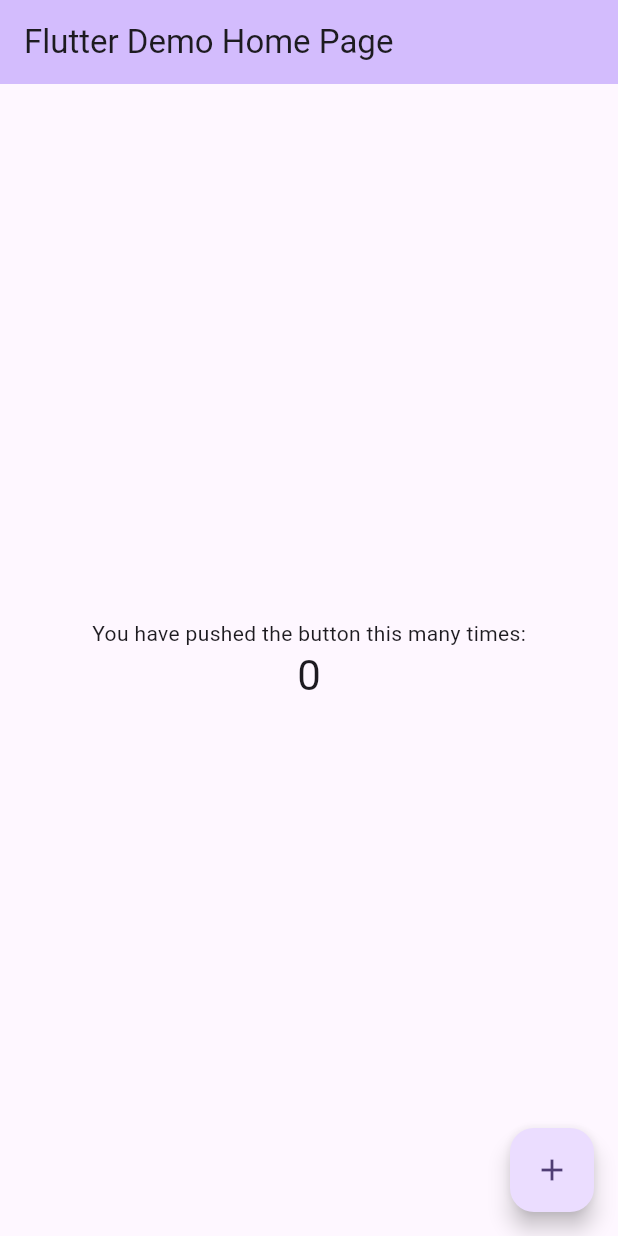
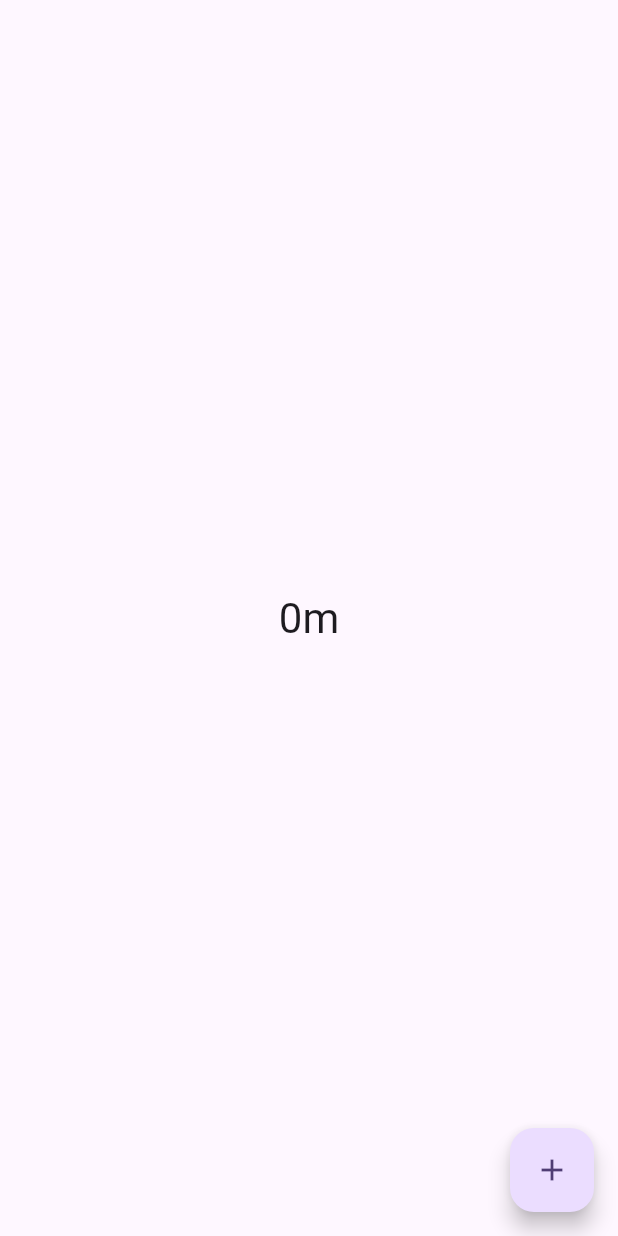
Before and after one commit to KrisHHFI/flutter_game, a Flutter app: the screen it shows after launch, on a phone screen of 412 x 824 dp. Run offline on Flutter 3.47's test engine with Material 3 defaults, Android fonts, the light colour scheme and no system bars.

Commit message:
Removed comments and app bar

```diff
--- a/lib/main.dart
+++ b/lib/main.dart
@@ -7,27 +7,11 @@
 class MyApp extends StatelessWidget {
   const MyApp({super.key});
 
-  // This widget is the root of your application.
   @override
   Widget build(BuildContext context) {
     return MaterialApp(
       title: 'Flutter Demo',
       theme: ThemeData(
-        // This is the theme of your application.
-        //
-        // TRY THIS: Try running your application with "flutter run". You'll see
-        // the application has a purple toolbar. Then, without quitting the app,
-        // try changing the seedColor in the colorScheme below to Colors.green
-        // and then invoke "hot reload" (save your changes or press the "hot
-        // reload" button in a Flutter-supported IDE, or press "r" if you used
-        // the command line to start the app).
-        //
-        // Notice that the counter didn't reset back to zero; the application
-        // state is not lost during the reload. To reset the state, use hot
-        // restart instead.
-        //
-        // This works for code too, not just values: Most code changes can be
-        // tested with just a hot reload.
         colorScheme: ColorScheme.fromSeed(seedColor: Colors.deepPurple),
         useMaterial3: true,
       ),
@@ -38,15 +22,6 @@
 
 class MyHomePage extends StatefulWidget {
   const MyHomePage({super.key, required this.title});
-
-  // This widget is the home page of your application. It is stateful, meaning
-  // that it has a State object (defined below) that contains fields that affect
-  // how it looks.
-
-  // This class is the configuration for the state. It holds the values (in this
-  // case the title) provided by the parent (in this case the App widget) and
-  // used by the build method of the State. Fields in a Widget subclass are
-  // always marked "final".
 
   final String title;
 
@@ -59,57 +34,19 @@
 
   void _incrementCounter() {
     setState(() {
-      // This call to setState tells the Flutter framework that something has
-      // changed in this State, which causes it to rerun the build method below
-      // so that the display can reflect the updated values. If we changed
-      // _counter without calling setState(), then the build method would not be
-      // called again, and so nothing would appear to happen.
       _counter++;
     });
   }
 
   @override
   Widget build(BuildContext context) {
-    // This method is rerun every time setState is called, for instance as done
-    // by the _incrementCounter method above.
-    //
-    // The Flutter framework has been optimized to make rerunning build methods
-    // fast, so that you can just rebuild anything that needs updating rather
-    // than having to individually change instances of widgets.
     return Scaffold(
-      appBar: AppBar(
-        // TRY THIS: Try changing the color here to a specific color (to
-        // Colors.amber, perhaps?) and trigger a hot reload to see the AppBar
-        // change color while the other colors stay the same.
-        backgroundColor: Theme.of(context).colorScheme.inversePrimary,
-        // Here we take the value from the MyHomePage object that was created by
-        // the App.build method, and use it to set our appbar title.
-        title: Text(widget.title),
-      ),
       body: Center(
-        // Center is a layout widget. It takes a single child and positions it
-        // in the middle of the parent.
         child: Column(
-          // Column is also a layout widget. It takes a list of children and
-          // arranges them vertically. By default, it sizes itself to fit its
-          // children horizontally, and tries to be as tall as its parent.
-          //
-          // Column has various properties to control how it sizes itself and
-          // how it positions its children. Here we use mainAxisAlignment to
-          // center the children vertically; the main axis here is the vertical
-          // axis because Columns are vertical (the cross axis would be
-          // horizontal).
-          //
-          // TRY THIS: Invoke "debug painting" (choose the "Toggle Debug Paint"
-          // action in the IDE, or press "p" in the console), to see the
-          // wireframe for each widget.
           mainAxisAlignment: MainAxisAlignment.center,
           children: <Widget>[
-            const Text(
-              'You have pushed the button this many times:',
-            ),
             Text(
-              '$_counter',
+              '$_counter' "m",
               style: Theme.of(context).textTheme.headlineMedium,
             ),
           ],
@@ -119,7 +56,7 @@
         onPressed: _incrementCounter,
         tooltip: 'Increment',
         child: const Icon(Icons.add),
-      ), // This trailing comma makes auto-formatting nicer for build methods.
+      ),
     );
   }
 }
```
